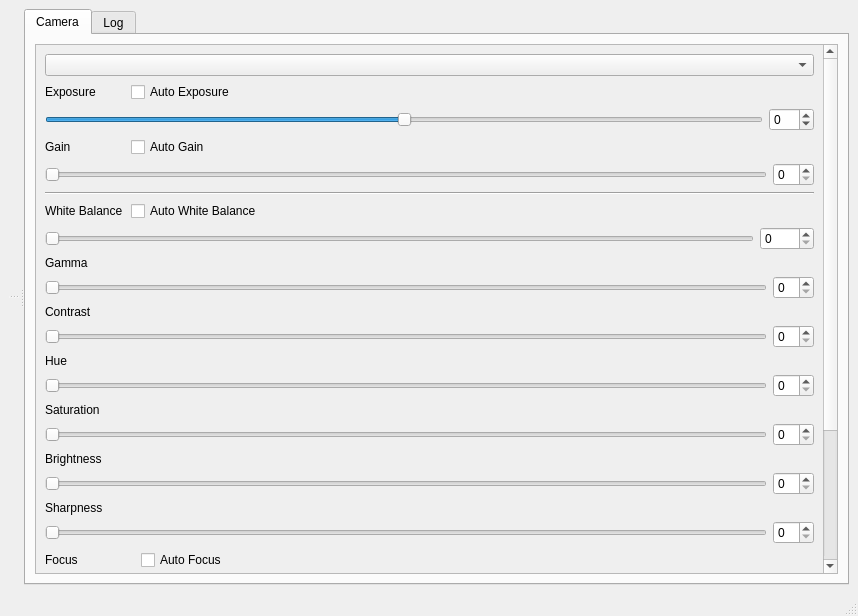
The window that Zwicky18/mainwindow.ui (christian-kardach/Zwicky18) describes before a commit, drawn with Qt 5.
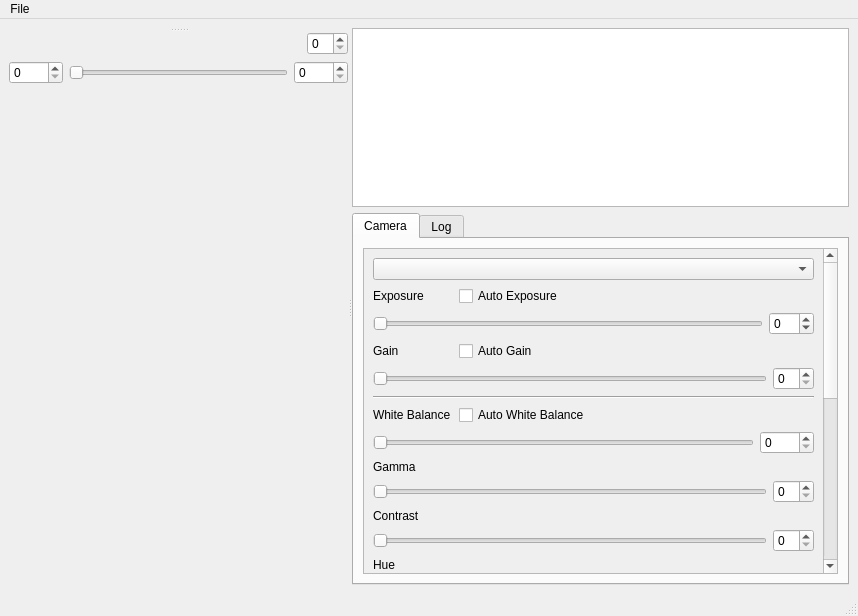
The same window after the commit.

```diff
--- a/Zwicky18/mainwindow.ui
+++ b/Zwicky18/mainwindow.ui
@@ -40,7 +40,66 @@
            <layout class="QVBoxLayout" name="liveViewLayout"/>
           </widget>
           <widget class="QWidget" name="verticalLayoutWidget_4">
-           <layout class="QVBoxLayout" name="verticalLayout_8"/>
+           <layout class="QVBoxLayout" name="verticalLayout_8">
+            <item>
+             <layout class="QHBoxLayout" name="horizontalLayout">
+              <item>
+               <spacer name="horizontalSpacer_5">
+                <property name="orientation">
+                 <enum>Qt::Horizontal</enum>
+                </property>
+                <property name="sizeHint" stdset="0">
+                 <size>
+                  <width>40</width>
+                  <height>20</height>
+                 </size>
+                </property>
+               </spacer>
+              </item>
+              <item>
+               <widget class="QSpinBox" name="zoomSpinBox_2"/>
+              </item>
+             </layout>
+            </item>
+            <item>
+             <layout class="QHBoxLayout" name="horizontalLayout_20">
+              <item>
+               <widget class="QSpinBox" name="rangeStartSpinBox">
+                <property name="maximum">
+                 <number>9999</number>
+                </property>
+               </widget>
+              </item>
+              <item>
+               <widget class="QSlider" name="frameSlider">
+                <property name="orientation">
+                 <enum>Qt::Horizontal</enum>
+                </property>
+               </widget>
+              </item>
+              <item>
+               <widget class="QSpinBox" name="rangeEndSpinBox">
+                <property name="maximum">
+                 <number>9999</number>
+                </property>
+               </widget>
+              </item>
+             </layout>
+            </item>
+            <item>
+             <spacer name="verticalSpacer_2">
+              <property name="orientation">
+               <enum>Qt::Vertical</enum>
+              </property>
+              <property name="sizeHint" stdset="0">
+               <size>
+                <width>20</width>
+                <height>40</height>
+               </size>
+              </property>
+             </spacer>
+            </item>
+           </layout>
           </widget>
          </widget>
         </item>
@@ -48,6 +107,9 @@
       </widget>
       <widget class="QWidget" name="verticalLayoutWidget_2">
        <layout class="QVBoxLayout" name="verticalLayout_2">
+        <item>
+         <widget class="QGraphicsView" name="graphicsView"/>
+        </item>
         <item>
          <widget class="QTabWidget" name="tabWidget">
           <property name="currentIndex">
@@ -68,7 +130,7 @@
                 <rect>
                  <x>0</x>
                  <y>0</y>
-                 <width>779</width>
+                 <width>481</width>
                  <height>750</height>
                 </rect>
                </property>
@@ -118,10 +180,10 @@
                   <item>
                    <widget class="QSlider" name="exposureSlider">
                     <property name="minimum">
-                     <number>-50</number>
+                     <number>0</number>
                     </property>
                     <property name="maximum">
-                     <number>50</number>
+                     <number>0</number>
                     </property>
                     <property name="orientation">
                      <enum>Qt::Horizontal</enum>
@@ -542,6 +604,13 @@
      <height>21</height>
     </rect>
    </property>
+   <widget class="QMenu" name="menuFile">
+    <property name="title">
+     <string>File</string>
+    </property>
+    <addaction name="actionOpen_Video"/>
+   </widget>
+   <addaction name="menuFile"/>
   </widget>
   <widget class="QStatusBar" name="statusBar"/>
  </widget>
```
Left out of the diff: 403 changed lines with no effect on the pictures.
